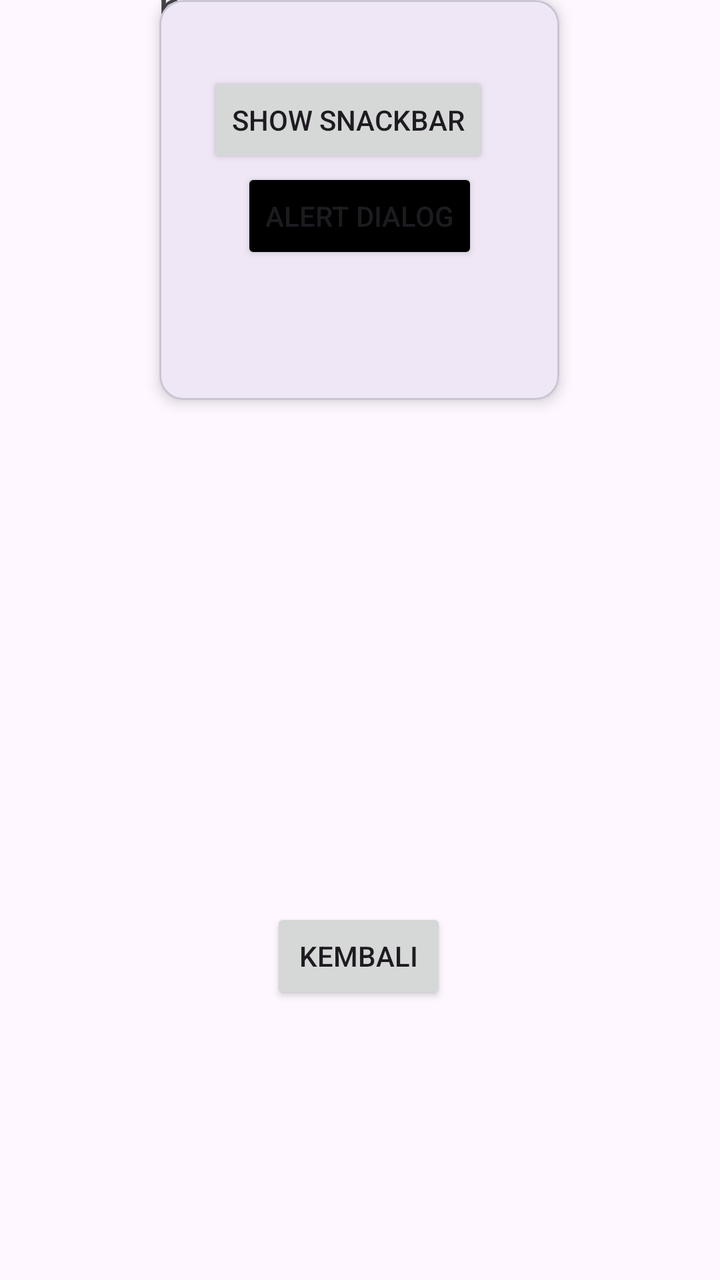
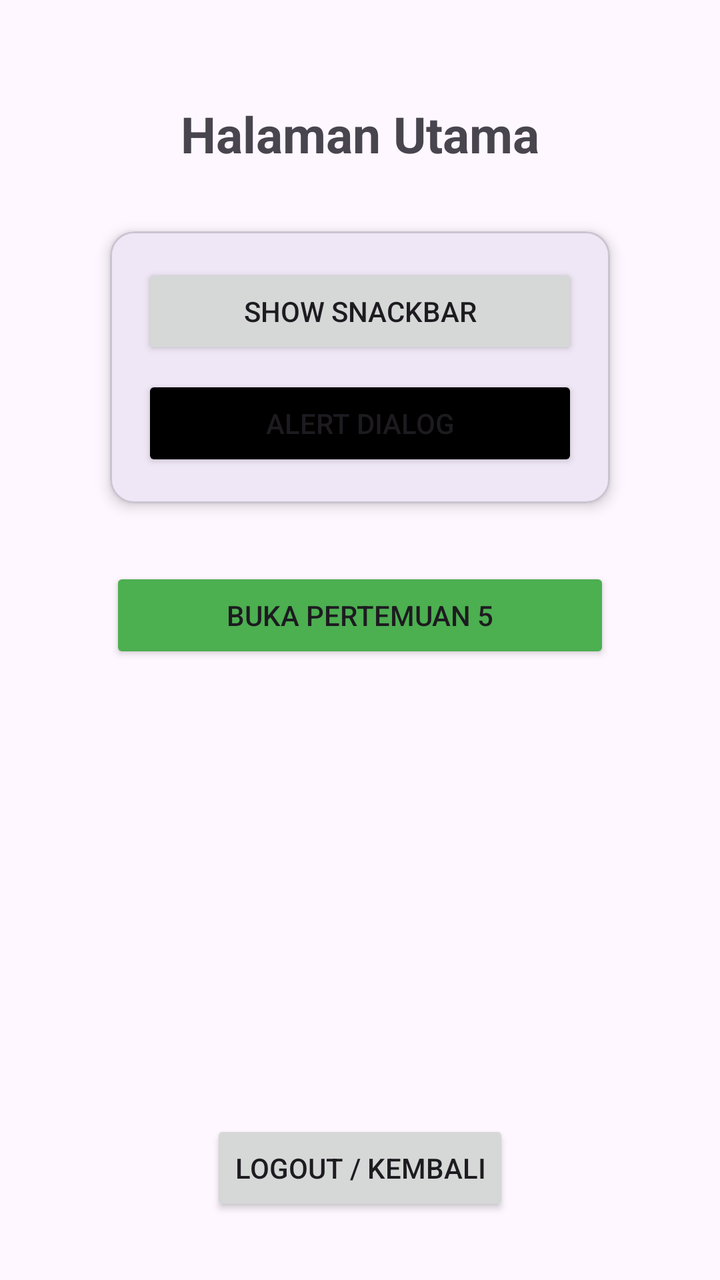

Compare the two renders of this Android layout. The source of the first and the diff that turns it into the second are given below.
<!-- AndroidManifest.xml: application theme Theme.Dellaapps -->
<!-- res/layout/activity_main.xml -->
<?xml version="1.0" encoding="utf-8"?>
<androidx.constraintlayout.widget.ConstraintLayout xmlns:android="http://schemas.android.com/apk/res/android"
    xmlns:app="http://schemas.android.com/apk/res-auto"
    xmlns:tools="http://schemas.android.com/tools"
    android:id="@+id/main"
    android:layout_width="match_parent"
    android:layout_height="match_parent"
    android:backgroundTint="#7EB876"
    tools:context="com.example.della_apps.MainActivity">

    <TextView
        android:id="@+id/textView5"
        android:layout_width="wrap_content"
        android:layout_height="wrap_content"
        android:text="halaman 4"
        android:textSize="25dp"
        app:layout_constraintBottom_toTopOf="@+id/materialCardView"
        app:layout_constraintEnd_toEndOf="parent"
        app:layout_constraintHorizontal_bias="0.324"
        app:layout_constraintStart_toStartOf="parent"
        app:layout_constraintTop_toTopOf="parent"
        app:layout_constraintVertical_bias="0.407" />

    <Button
        android:id="@+id/btnKembali"
        android:layout_width="wrap_content"
        android:layout_height="wrap_content"
        android:layout_marginTop="116dp"
        android:text="kembali"
        app:layout_constraintBottom_toBottomOf="parent"
        app:layout_constraintEnd_toEndOf="parent"
        app:layout_constraintHorizontal_bias="0.498"
        app:layout_constraintStart_toStartOf="parent"
        app:layout_constraintTop_toBottomOf="@+id/materialCardView"/>

    <com.google.android.material.card.MaterialCardView
        android:id="@+id/materialCardView"
        android:layout_width="200dp"
        android:layout_height="200dp"
        app:cardElevation="4dp"
        app:layout_constraintBaseline_toBottomOf="@+id/textView5"
        app:layout_constraintEnd_toEndOf="parent"
        app:layout_constraintHorizontal_bias="0.497"
        app:layout_constraintStart_toStartOf="parent"
        tools:layout_editor_absoluteY="150dp">


        <androidx.constraintlayout.widget.ConstraintLayout
            android:layout_width="match_parent"
            android:layout_height="match_parent"
            android:layout_margin="20dp">

            <Button
                android:id="@+id/btnShowSnackbar"
                android:layout_width="wrap_content"
                android:layout_height="wrap_content"
                android:layout_marginStart="4dp"
                android:layout_marginTop="16dp"
                android:text="Show Snackbar"
                app:layout_constraintStart_toStartOf="parent"
                app:layout_constraintTop_toTopOf="parent" />

            <Button
                android:id="@+id/btnShowAlertDialog"
                android:layout_width="wrap_content"
                android:layout_height="wrap_content"
                android:backgroundTint="@color/black"
                android:text="Alert Dialog"
                app:layout_constraintEnd_toEndOf="parent"
                app:layout_constraintHorizontal_bias="0.504"
                app:layout_constraintStart_toStartOf="parent"
                app:layout_constraintTop_toBottomOf="@+id/btnShowSnackbar"
                app:layout_constraintVertical_bias="0.0" />

        </androidx.constraintlayout.widget.ConstraintLayout>

    </com.google.android.material.card.MaterialCardView>

</androidx.constraintlayout.widget.ConstraintLayout>
<!-- resources referenced by this layout -->
<resources>
  <color name="black">#FF000000</color>
  <style name="Theme.Dellaapps" parent="Base.Theme.Dellaapps" />
  <style name="Base.Theme.Dellaapps" parent="Theme.Material3.DayNight.NoActionBar">
          
          
      </style>
</resources>

<!-- the commit's change to res/layout/activity_main.xml (unified diff, before → after) -->
@@ -5,75 +5,75 @@
     android:id="@+id/main"
     android:layout_width="match_parent"
     android:layout_height="match_parent"
-    android:backgroundTint="#7EB876"
     tools:context="com.example.della_apps.MainActivity">
 
     <TextView
         android:id="@+id/textView5"
         android:layout_width="wrap_content"
         android:layout_height="wrap_content"
-        android:text="halaman 4"
-        android:textSize="25dp"
-        app:layout_constraintBottom_toTopOf="@+id/materialCardView"
+        android:layout_marginTop="50dp"
+        android:text="Halaman Utama"
+        android:textSize="25sp"
+        android:textStyle="bold"
         app:layout_constraintEnd_toEndOf="parent"
-        app:layout_constraintHorizontal_bias="0.324"
         app:layout_constraintStart_toStartOf="parent"
-        app:layout_constraintTop_toTopOf="parent"
-        app:layout_constraintVertical_bias="0.407" />
+        app:layout_constraintTop_toTopOf="parent" />
+
+    <com.google.android.material.card.MaterialCardView
+        android:id="@+id/materialCardView"
+        android:layout_width="250dp"
+        android:layout_height="wrap_content"
+        android:layout_marginTop="32dp"
+        app:cardCornerRadius="12dp"
+        app:cardElevation="4dp"
+        app:layout_constraintEnd_toEndOf="parent"
+        app:layout_constraintStart_toStartOf="parent"
+        app:layout_constraintTop_toBottomOf="@+id/textView5">
+
+        <LinearLayout
+            android:layout_width="match_parent"
+            android:layout_height="wrap_content"
+            android:gravity="center"
+            android:orientation="vertical"
+            android:padding="16dp">
+
+            <Button
+                android:id="@+id/btnShowSnackbar"
+                android:layout_width="match_parent"
+                android:layout_height="wrap_content"
+                android:text="Show Snackbar" />
+
+            <Button
+                android:id="@+id/btnShowAlertDialog"
+                android:layout_width="match_parent"
+                android:layout_height="wrap_content"
+                android:layout_marginTop="8dp"
+                android:backgroundTint="@color/black"
+                android:text="Alert Dialog" />
+
+        </LinearLayout>
+    </com.google.android.material.card.MaterialCardView>
+
+    <Button
+        android:id="@+id/btnToFifth"
+        android:layout_width="0dp"
+        android:layout_height="wrap_content"
+        android:layout_marginTop="32dp"
+        android:backgroundTint="#4CAF50"
+        android:padding="12dp"
+        android:text="Buka Pertemuan 5"
+        app:layout_constraintEnd_toEndOf="@+id/materialCardView"
+        app:layout_constraintStart_toStartOf="@+id/materialCardView"
+        app:layout_constraintTop_toBottomOf="@+id/materialCardView" />
 
     <Button
         android:id="@+id/btnKembali"
         android:layout_width="wrap_content"
         android:layout_height="wrap_content"
-        android:layout_marginTop="116dp"
-        android:text="kembali"
+        android:layout_marginBottom="32dp"
+        android:text="Logout / Kembali"
         app:layout_constraintBottom_toBottomOf="parent"
         app:layout_constraintEnd_toEndOf="parent"
-        app:layout_constraintHorizontal_bias="0.498"
-        app:layout_constraintStart_toStartOf="parent"
-        app:layout_constraintTop_toBottomOf="@+id/materialCardView"/>
-
-    <com.google.android.material.card.MaterialCardView
-        android:id="@+id/materialCardView"
-        android:layout_width="200dp"
-        android:layout_height="200dp"
-        app:cardElevation="4dp"
-        app:layout_constraintBaseline_toBottomOf="@+id/textView5"
-        app:layout_constraintEnd_toEndOf="parent"
-        app:layout_constraintHorizontal_bias="0.497"
-        app:layout_constraintStart_toStartOf="parent"
-        tools:layout_editor_absoluteY="150dp">
-
-
-        <androidx.constraintlayout.widget.ConstraintLayout
-            android:layout_width="match_parent"
-            android:layout_height="match_parent"
-            android:layout_margin="20dp">
-
-            <Button
-                android:id="@+id/btnShowSnackbar"
-                android:layout_width="wrap_content"
-                android:layout_height="wrap_content"
-                android:layout_marginStart="4dp"
-                android:layout_marginTop="16dp"
-                android:text="Show Snackbar"
-                app:layout_constraintStart_toStartOf="parent"
-                app:layout_constraintTop_toTopOf="parent" />
-
-            <Button
-                android:id="@+id/btnShowAlertDialog"
-                android:layout_width="wrap_content"
-                android:layout_height="wrap_content"
-                android:backgroundTint="@color/black"
-                android:text="Alert Dialog"
-                app:layout_constraintEnd_toEndOf="parent"
-                app:layout_constraintHorizontal_bias="0.504"
-                app:layout_constraintStart_toStartOf="parent"
-                app:layout_constraintTop_toBottomOf="@+id/btnShowSnackbar"
-                app:layout_constraintVertical_bias="0.0" />
-
-        </androidx.constraintlayout.widget.ConstraintLayout>
-
-    </com.google.android.material.card.MaterialCardView>
+        app:layout_constraintStart_toStartOf="parent" />
 
 </androidx.constraintlayout.widget.ConstraintLayout>
